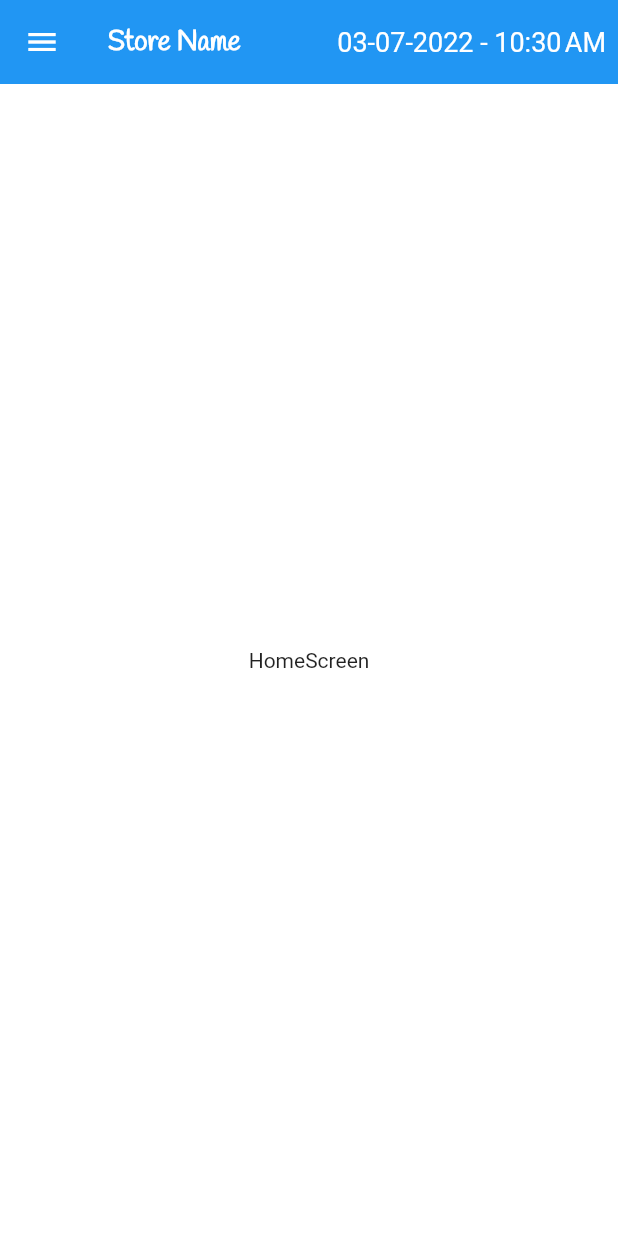
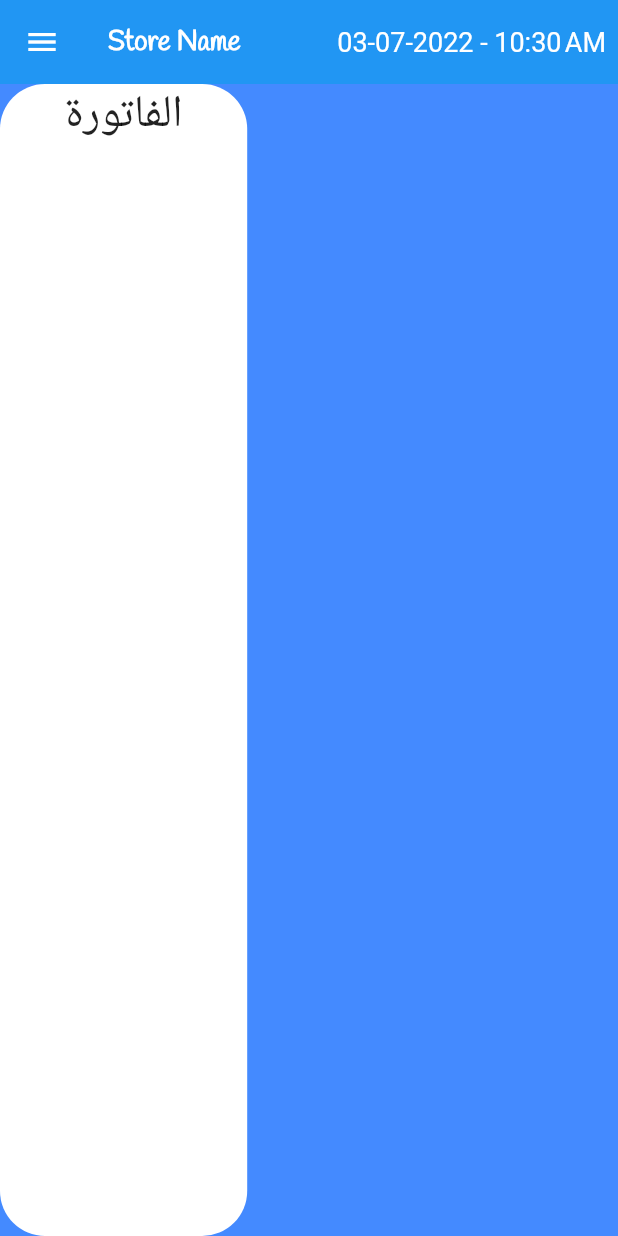
Before and after one commit to hassan-thabet/pos_system, a Flutter app: the HomeScreen screen opened directly, on a phone screen of 412 x 824 dp. Run offline on Flutter 3.47's test engine with Material 2 defaults, Android fonts, the phone set to English and light mode, and no system bars.

Commit message:
test_run
Signed-off-by: Eehab Almsre <eehabmsre@gmail.com>

```diff
--- a/lib/presentation/screens/home_screen.dart
+++ b/lib/presentation/screens/home_screen.dart
@@ -14,6 +14,7 @@ class HomeScreen extends StatelessWidget {
   @override
   Widget build(BuildContext context) {
     return Scaffold(
+      backgroundColor: Colors.blueAccent,
       appBar: AppBar(
         title: const Text(
           'Store Name',
@@ -28,8 +29,8 @@ class HomeScreen extends StatelessWidget {
             padding: const EdgeInsets.symmetric(horizontal: 8.0),
             child: Center(
                 child: Text(
-                  getFormattedDate(DateTime.now().toString())
-                      + ' - ' +
+              getFormattedDate(DateTime.now().toString()) +
+                  ' - ' +
                   DateFormat.jm().format(DateTime.now()),
               style: const TextStyle(fontSize: 18.0),
             )),
@@ -68,8 +69,26 @@ class HomeScreen extends StatelessWidget {
           ],
         ),
       ),
-      body: const Center(
-        child: Text('HomeScreen'),
+      body: Row(
+        children: [
+          Expanded(
+              flex: 2,
+              child: Container(
+                decoration: BoxDecoration(
+                    color: Colors.white,
+                    borderRadius: BorderRadius.circular(30)),
+                child: Column(children: const [
+                  Text(
+                    "الفاتورة",
+                    style: TextStyle(fontSize: 30),
+                  )
+                ]),
+              )),
+          Expanded(
+            flex: 3,
+            child: Container(),
+          ),
+        ],
       ),
     );
   }
```
